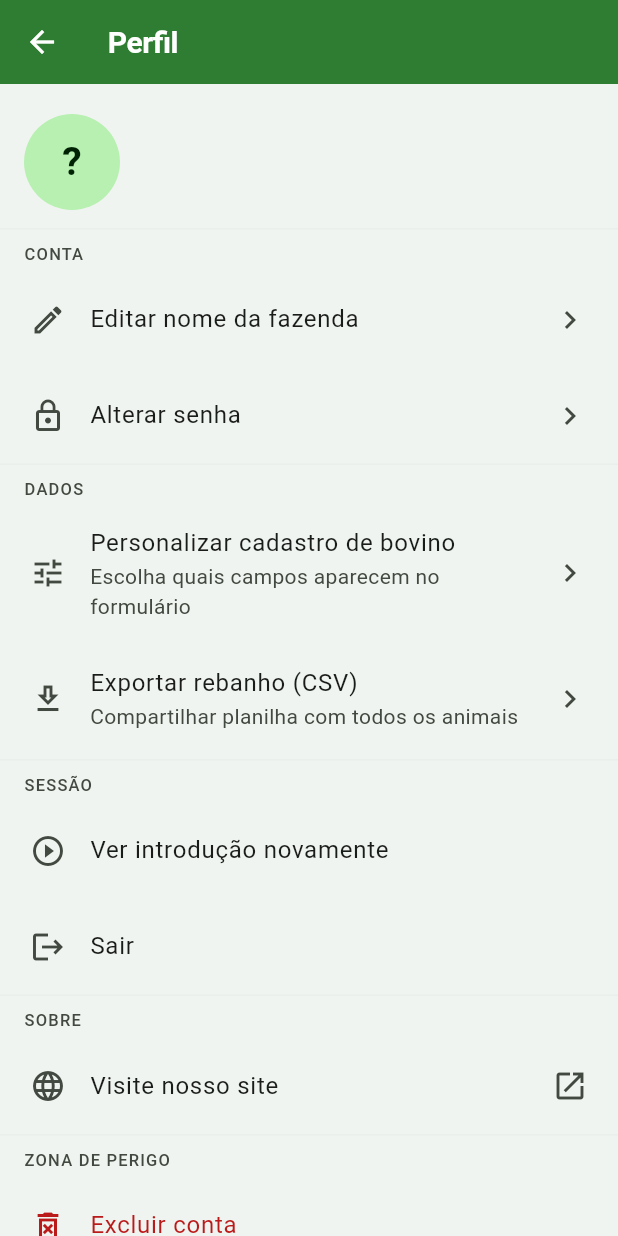
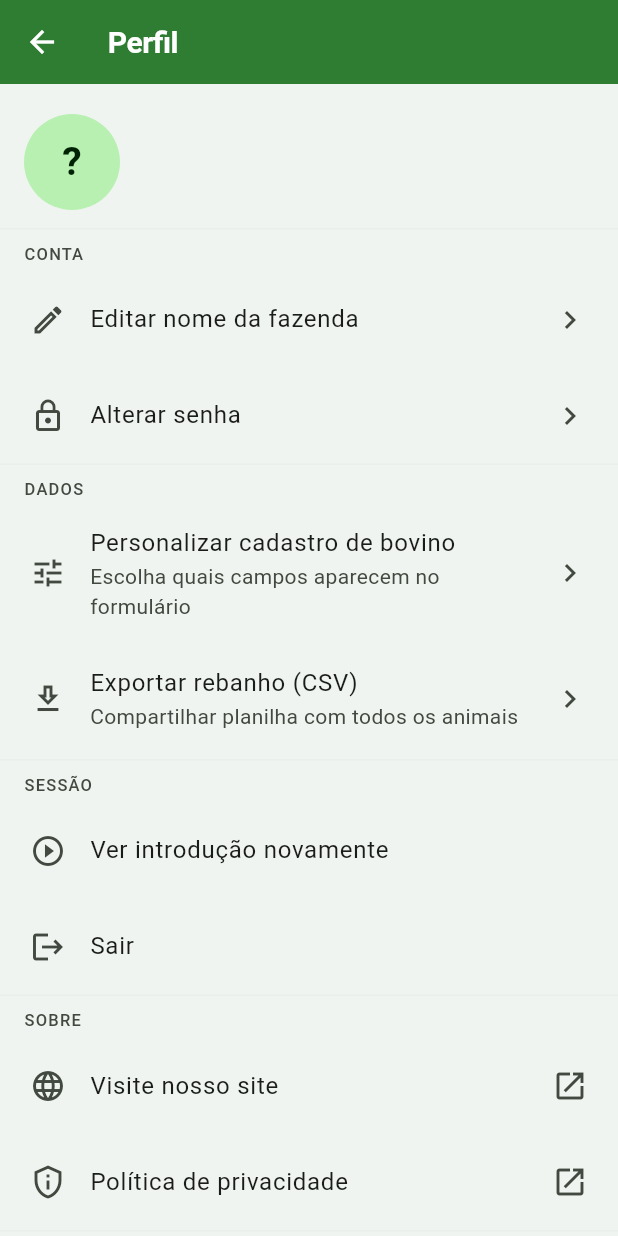
Before and after one commit to lucasbjs12/gestao-bovinos-flutter, a Flutter app: the PerfilScreen screen opened by its route, on a phone screen of 412 x 824 dp. Run offline on Flutter 3.47's test engine with Material 3 defaults, Android fonts, the phone set to English and light mode, and no system bars; our stand-ins replace cached_network_image, cloud_firestore, cloud_functions, connectivity_plus, firebase_auth, firebase_core and 6 more; accounts and stored records are empty.

Commit message:
feat: link da politica de privacidade no perfil e script de build ofuscado
- Perfil > Sobre ganha o item "Politica de privacidade" apontando para
  gestaobovinosapp.web.app/privacidade.html (exigencia da Play Store)
- scripts/build_release.ps1 gera AAB/APK de release com --obfuscate e
  --split-debug-info (simbolos em build/symbols)

Co-Authored-By: Claude Fable 5 <noreply@anthropic.com>

```diff
--- a/lib/features/perfil/presentation/perfil_screen.dart
+++ b/lib/features/perfil/presentation/perfil_screen.dart
@@ -135,6 +135,12 @@ class _PerfilScreenState extends State<PerfilScreen> {
             title: const Text('Visite nosso site'),
             trailing: const Icon(Icons.open_in_new),
             onTap: _abrirSite,
+          ),
+          ListTile(
+            leading: const Icon(Icons.privacy_tip_outlined),
+            title: const Text('Política de privacidade'),
+            trailing: const Icon(Icons.open_in_new),
+            onTap: _abrirPoliticaPrivacidade,
           ),
 
           const Divider(),
@@ -315,6 +321,15 @@ class _PerfilScreenState extends State<PerfilScreen> {
     );
   }
 
+  Future<void> _abrirPoliticaPrivacidade() async {
+    final uri = Uri.parse('https://gestaobovinosapp.web.app/privacidade.html');
+    final ok = await launchUrl(uri, mode: LaunchMode.externalApplication);
+    if (!mounted || ok) return;
+    ScaffoldMessenger.of(context).showSnackBar(
+      const SnackBar(content: Text('Não foi possível abrir a página.')),
+    );
+  }
+
   Future<void> _verIntroducao() async {
     final prefs = await SharedPreferences.getInstance();
     await prefs.remove('onboarding_shown_v1');
```
Also changed, not shown: 1 other file.
